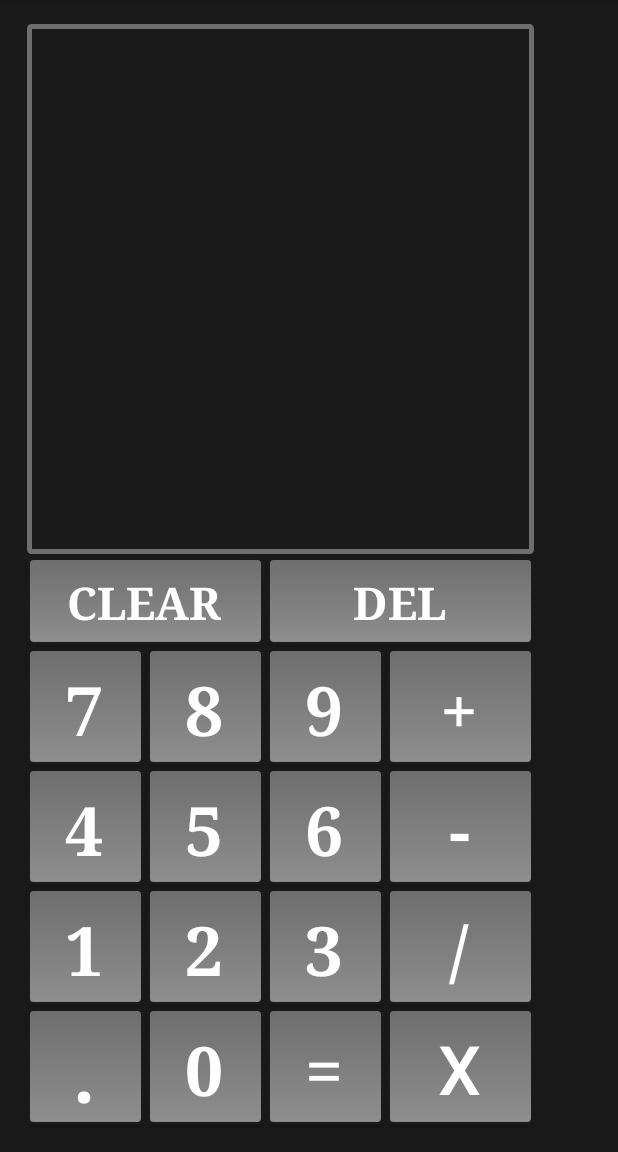
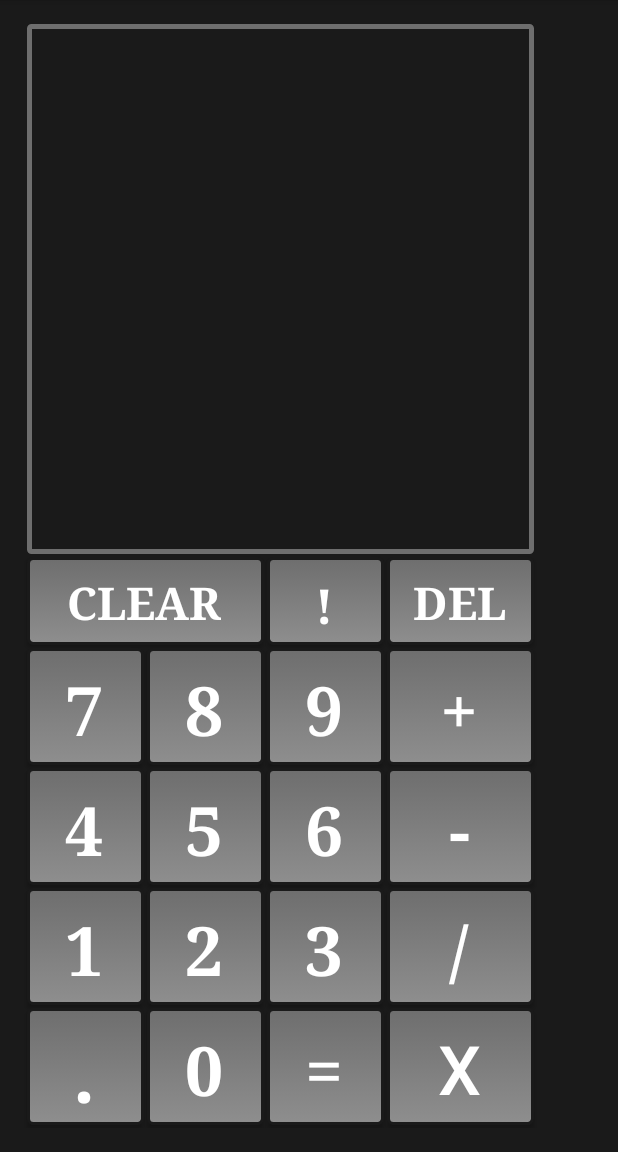
Before and after one commit to John-Teng/Calculator, an Android app: the screen it shows after launch (MainActivity), on a phone screen of 412 x 824 dp, the part 84-1236 px from its top. Run offline under Robolectric (Android 15) with nearby library versions, the phone set to English and light mode, and no system bars.

Commit message:
Created new button
- created button in xml for factorial
- added necessary properties in activity_main and strings
xml

```diff
--- a/app/src/main/res/layout/activity_main.xml
+++ b/app/src/main/res/layout/activity_main.xml
@@ -293,9 +293,10 @@
         android:layout_above="@+id/button9"
         android:layout_alignRight="@+id/buttonP"
         android:layout_alignEnd="@+id/buttonP"
-        android:layout_toRightOf="@+id/button8"
         android:layout_toEndOf="@+id/button8"
-        android:layout_below="@+id/editText" />
+        android:layout_below="@+id/editText"
+        android:layout_alignLeft="@+id/buttonP"
+        android:layout_alignStart="@+id/buttonP" />
 
     <Button
         style="?android:attr/buttonStyleSmall"
@@ -331,5 +332,24 @@
         android:layout_alignParentLeft="true"
         android:layout_alignParentStart="true" />
 
+    <Button
+        style="?android:attr/buttonStyleSmall"
+        android:layout_width="80dp"
+        android:layout_height="80dp"
+        android:text="@string/Factorial"
+        android:id="@+id/buttonF"
+        android:layout_below="@+id/editText"
+        android:layout_toRightOf="@+id/buttonC"
+        android:layout_alignRight="@+id/button9"
+        android:layout_alignEnd="@+id/button9"
+        android:minWidth="80dp"
+        android:background="@drawable/animation"
+        android:textColor="#ffffff"
+        android:textSize="32dp"
+        android:typeface="serif"
+        android:textStyle="bold"
+        android:layout_above="@+id/button8"
+        android:nestedScrollingEnabled="false" />
+
 
 </RelativeLayout>
--- a/app/src/main/res/values/strings.xml
+++ b/app/src/main/res/values/strings.xml
@@ -20,4 +20,5 @@
     <string name="Equals">=</string>
     <string name="Delete">Del</string>
     <string name="Decimal">.</string>
+    <string name="Factorial">!</string>
 </resources>
```
Also changed, not shown: 1 other file.
